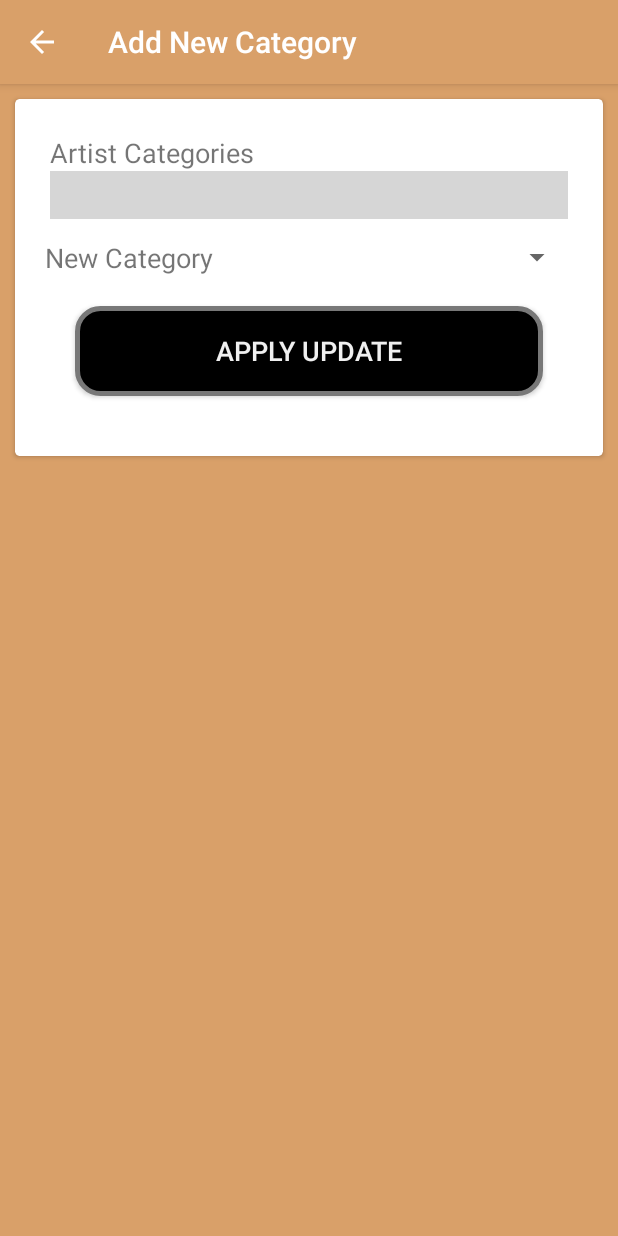
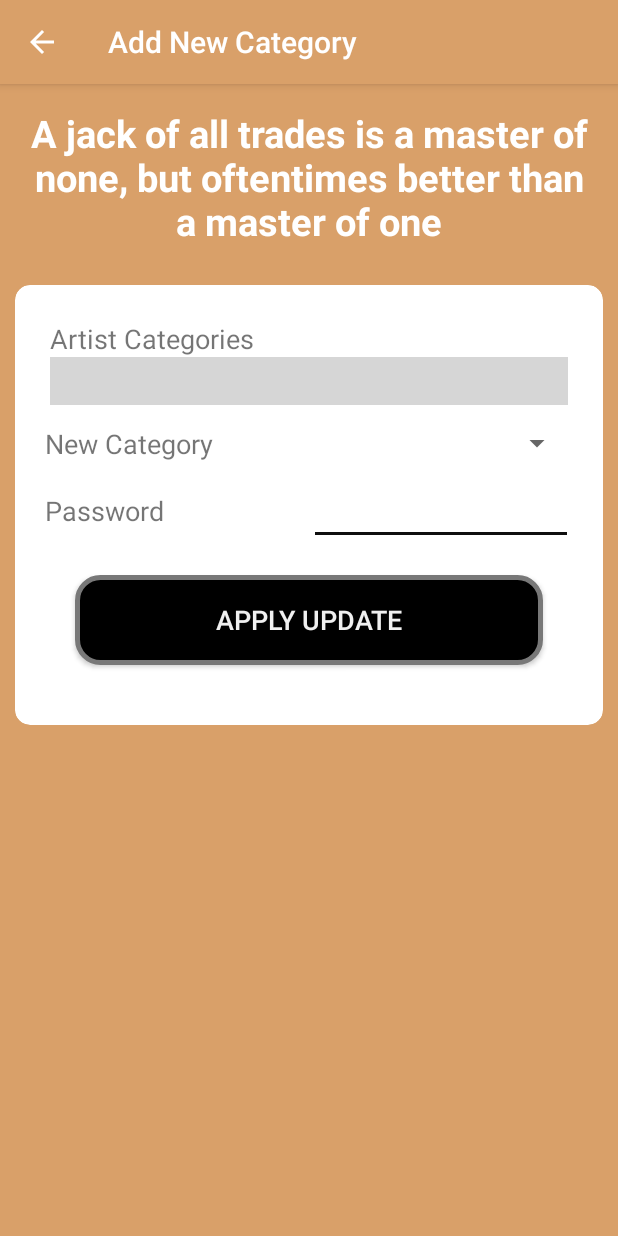
Before and after one commit to oktaviusw/artnest-mobile-umn-project, an Android app: the ActivitySettingAddCategory screen opened directly, with no data from a screen before it, on a phone screen of 412 x 824 dp. Run offline under Robolectric (Android 15) with nearby library versions, the light colour scheme and no system bars; libraries missing offline, so code that uses them is left out: com.nex3z.flowlayout; plain views replace FlowLayout; 2 statements that could not run were skipped; grey boxes are pictures that could not be loaded.

Commit message:
Fully Function Add Category

```diff
--- a/app/src/main/java/id/ac/umn/mobile/myapplication/APIService.java
+++ b/app/src/main/java/id/ac/umn/mobile/myapplication/APIService.java
@@ -64,4 +64,10 @@ public interface APIService {
 
     @GET("GetAvailableCategory/{id}")
     Call<JsonElement> getAvailableCategoryData(@Path("id") String id);
+
+    @POST("UpdateAddCategory")
+    @FormUrlEncoded
+    Call<JsonElement> applyUpdateAddCategoryData(@Field("idArtist") String IDArtist,
+                                                 @Field("passwordArtist") String passwordArtist,
+                                                 @Field("newCategoryArtist") String newCategoryArtist);
 }
--- a/app/src/main/java/id/ac/umn/mobile/myapplication/FragmentSearch.java
+++ b/app/src/main/java/id/ac/umn/mobile/myapplication/FragmentSearch.java
@@ -132,7 +132,5 @@ public class FragmentSearch extends Fragment {
         extras.putString("searchType",searchType);
         intent.putExtras(extras);
         startActivity(intent);
-
-        Toast.makeText(myView.getContext(), searchKeyWord+"\n"+searchCategory+"\n"+searchType, Toast.LENGTH_LONG).show();
     }
 }
--- a/app/src/main/res/layout/content_activity_setting_add_category.xml
+++ b/app/src/main/res/layout/content_activity_setting_add_category.xml
@@ -14,12 +14,30 @@
         android:layout_width="match_parent"
         android:layout_height="match_parent">
 
+        <LinearLayout
+            android:layout_width="match_parent"
+            android:layout_height="wrap_content"
+            android:orientation="vertical">
+
+            <TextView
+                android:layout_width="match_parent"
+                android:layout_height="wrap_content"
+                android:layout_margin="15dp"
+                android:textAlignment="center"
+                android:textStyle="bold"
+                android:textColor="#fff"
+                android:textSize="25sp"
+                android:text="A jack of all trades is a master of none, but oftentimes better than a master of one"
+                />
+
+
             <android.support.v7.widget.CardView
                 android:layout_width="match_parent"
                 android:layout_height="wrap_content"
                 android:layout_margin="10dp"
+                android:layout_gravity="center_vertical"
                 android:background="#f0f0f0"
-            app:cardCornerRadius="3dp">
+                app:cardCornerRadius="10dp">
 
                 <LinearLayout
                     android:id="@+id/account_setting_header"
@@ -72,6 +90,29 @@
 
                     </LinearLayout>
 
+                    <LinearLayout
+                        android:layout_marginTop="10dp"
+                        android:layout_width="match_parent"
+                        android:layout_height="wrap_content"
+                        android:orientation="horizontal">
+
+                        <TextView
+                            android:layout_width="0dp"
+                            android:layout_height="match_parent"
+                            android:layout_marginTop="10dp"
+                            android:layout_weight="1"
+                            android:text="Password"
+                            android:textSize="18sp" />
+
+                        <EditText
+                            android:id="@+id/password_edit"
+                            android:layout_width="0dp"
+                            android:layout_height="wrap_content"
+                            android:layout_weight="1"
+                            android:inputType="textPassword"/>
+
+                    </LinearLayout>
+
                     <Button
                         android:id="@+id/btn_update_add_category"
                         android:layout_width="match_parent"
@@ -84,5 +125,6 @@
 
                 </LinearLayout>
             </android.support.v7.widget.CardView>
+        </LinearLayout>
     </ScrollView>
 </FrameLayout>
```
Also changed, not shown: app/src/main/java/id/ac/umn/mobile/myapplication/ActivitySettingAddCategory.java (+81 -2 lines). Lines whose indentation alone changed are shown as unchanged.
